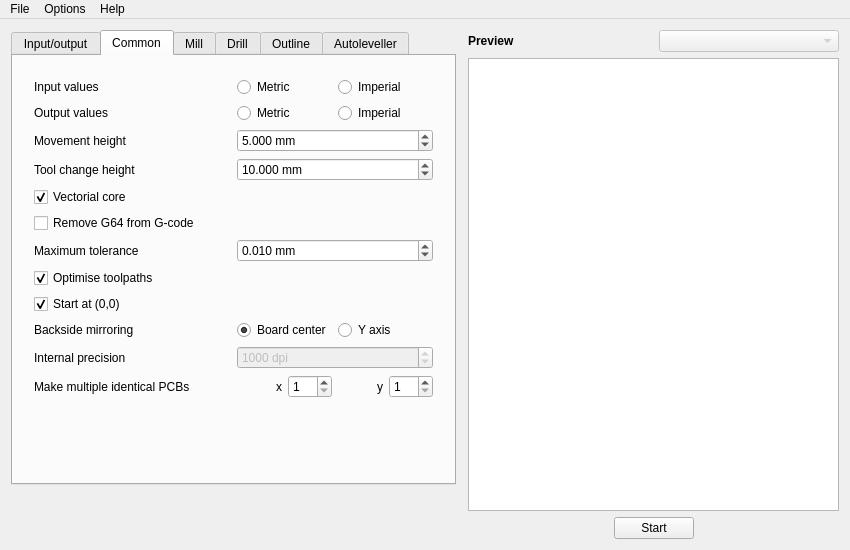
pcb2gcode/pcb2gcodeGUI, file mainwindow.ui: the form before one commit.
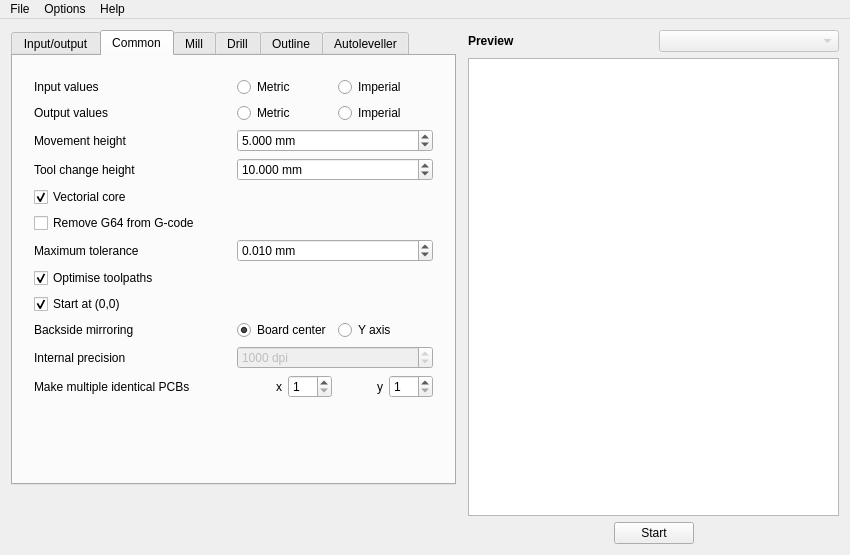
The form after the commit. The open tabs and pages were chosen to show the change.

Commit message: Increase decimals when imperial input is selected

The edit to the form file:
```diff
--- a/mainwindow.ui
+++ b/mainwindow.ui
@@ -7,7 +7,7 @@
     <x>0</x>
     <y>0</y>
     <width>850</width>
-    <height>550</height>
+    <height>555</height>
    </rect>
   </property>
   <property name="sizePolicy">
```
Left out of the diff: 2 changed lines with no effect on the pictures. The commit also changes 1 other file.
